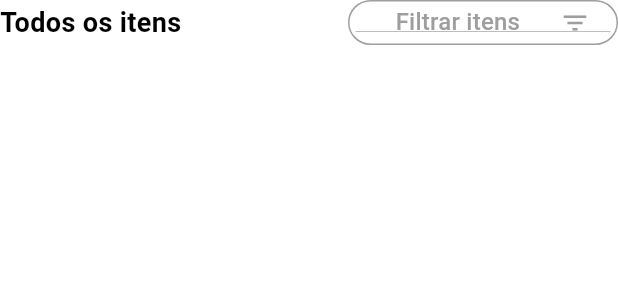
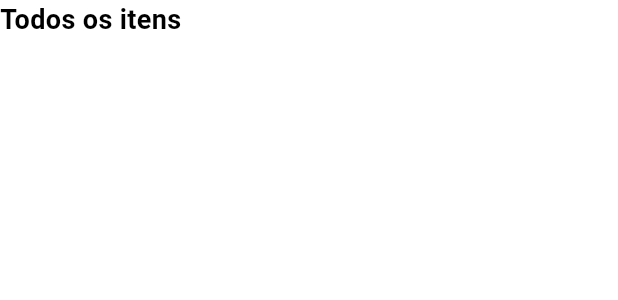
Before and after one commit to sameldevt/fazenda_urbana_mobile, a Flutter app: the _FilterSection widget shown alone on an empty page, opened directly, on a phone screen of 412 x 824 dp. Shown: the top 300 px of the screen. Run offline on Flutter 3.47's test engine with Material 3 defaults, Android fonts, the light colour scheme and no system bars; our stand-ins replace carousel_slider, shared_preferences; accounts and stored records are empty; network calls fail.

Commit message:
refactor: dropdown de filtro de produto removido

```diff
--- a/lib/screens/market/home_screen.dart
+++ b/lib/screens/market/home_screen.dart
@@ -190,53 +190,53 @@ class _FilterSectionState extends State<_FilterSection> {
   Widget build(BuildContext context) {
     return Container(
       color: Colors.white,
-      child: Row(
+      child: const Row(
         mainAxisAlignment: MainAxisAlignment.spaceBetween,
         children: [
-          const Text(
+          Text(
             'Todos os itens',
             style: TextStyle(fontSize: 18, fontWeight: FontWeight.bold),
           ),
-          Container(
-            height: 30,
-            width: 180,
-            padding: const EdgeInsets.symmetric(horizontal: 4.0),
-            decoration: BoxDecoration(
-              border: Border.all(color: Colors.grey),
-              borderRadius: BorderRadius.circular(20),
-            ),
-            child: DropdownButton<String>(
-              dropdownColor: Colors.white,
-              borderRadius: BorderRadius.circular(20),
-              value: selectedValue,
-              alignment: AlignmentDirectional.center,
-              hint: const Text(
-                "Filtrar itens",
-                style: TextStyle(color: Colors.grey),
-              ),
-              icon: const Icon(
-                Icons.filter_list,
-                color: Colors.grey,
-                size: 20,
-              ),
-              onChanged: (String? newValue) {
-                setState(() {
-                  selectedValue = newValue!;
-                });
-              },
-              items: filterOptions.map<DropdownMenuItem<String>>(
-                (String value) {
-                  return DropdownMenuItem<String>(
-                    value: value,
-                    child: Text(
-                      value,
-                      style: const TextStyle(color: Colors.grey),
-                    ),
-                  );
-                },
-              ).toList(),
-            ),
-          ),
+          // Container(
+          //   height: 30,
+          //   width: 180,
+          //   padding: const EdgeInsets.symmetric(horizontal: 4.0),
+          //   decoration: BoxDecoration(
+          //     border: Border.all(color: Colors.grey),
+          //     borderRadius: BorderRadius.circular(20),
+          //   ),
+          //   child: DropdownButton<String>(
+          //     dropdownColor: Colors.white,
+          //     borderRadius: BorderRadius.circular(20),
+          //     value: selectedValue,
+          //     alignment: AlignmentDirectional.center,
+          //     hint: const Text(
+          //       "Filtrar itens",
+          //       style: TextStyle(color: Colors.grey),
+          //     ),
+          //     icon: const Icon(
+          //       Icons.filter_list,
+          //       color: Colors.grey,
+          //       size: 20,
+          //     ),
+          //     onChanged: (String? newValue) {
+          //       setState(() {
+          //         selectedValue = newValue!;
+          //       });
+          //     },
+          //     items: filterOptions.map<DropdownMenuItem<String>>(
+          //       (String value) {
+          //         return DropdownMenuItem<String>(
+          //           value: value,
+          //           child: Text(
+          //             value,
+          //             style: const TextStyle(color: Colors.grey),
+          //           ),
+          //         );
+          //       },
+          //     ).toList(),
+          //   ),
+          // ),
         ],
       ),
     );
```
Also changed, not shown: pubspec.lock.
